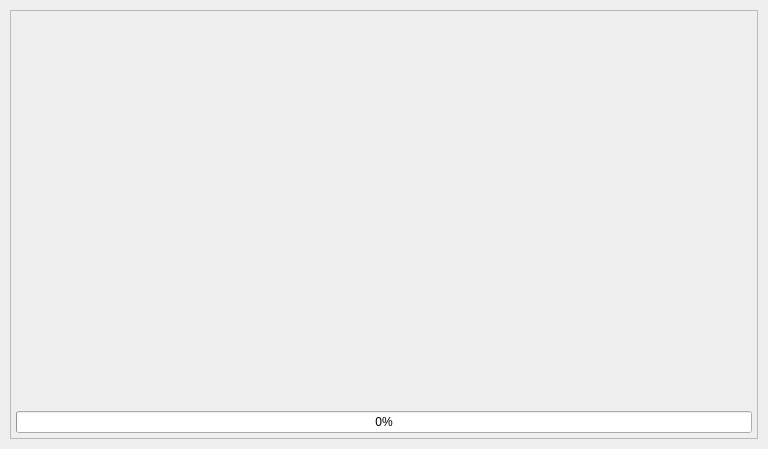
The window that src/gui/ui/splash_screen.ui (LaM0uette/PySide6_Blank_Project_demo) describes before a commit, drawn with Qt 5.
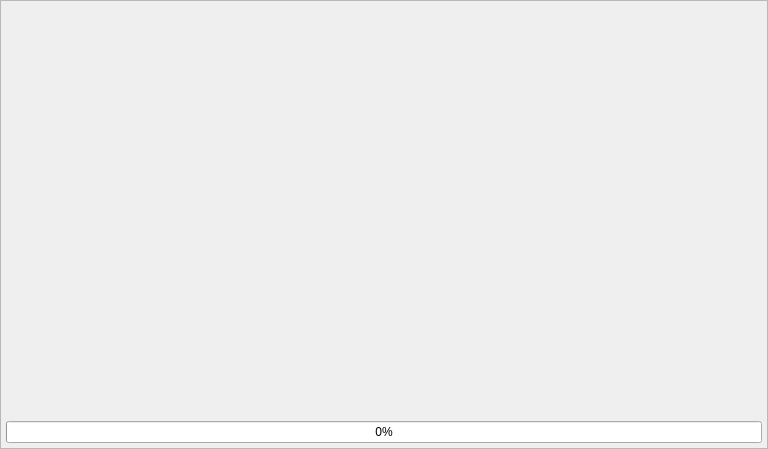
The same window after the commit.

Commit message: REMAKE 100% - UI - SplashScreen

```diff
--- a/src/gui/ui/splash_screen.ui
+++ b/src/gui/ui/splash_screen.ui
@@ -15,16 +15,16 @@
     <number>0</number>
    </property>
    <property name="leftMargin">
-    <number>10</number>
+    <number>0</number>
    </property>
    <property name="topMargin">
-    <number>10</number>
+    <number>0</number>
    </property>
    <property name="rightMargin">
-    <number>10</number>
+    <number>0</number>
    </property>
    <property name="bottomMargin">
-    <number>10</number>
+    <number>0</number>
    </property>
    <item>
     <widget class="QFrame" name="fr_main">
```
Left out of the diff: 2 changed lines with no effect on the pictures. The commit also changes 2 other files.
